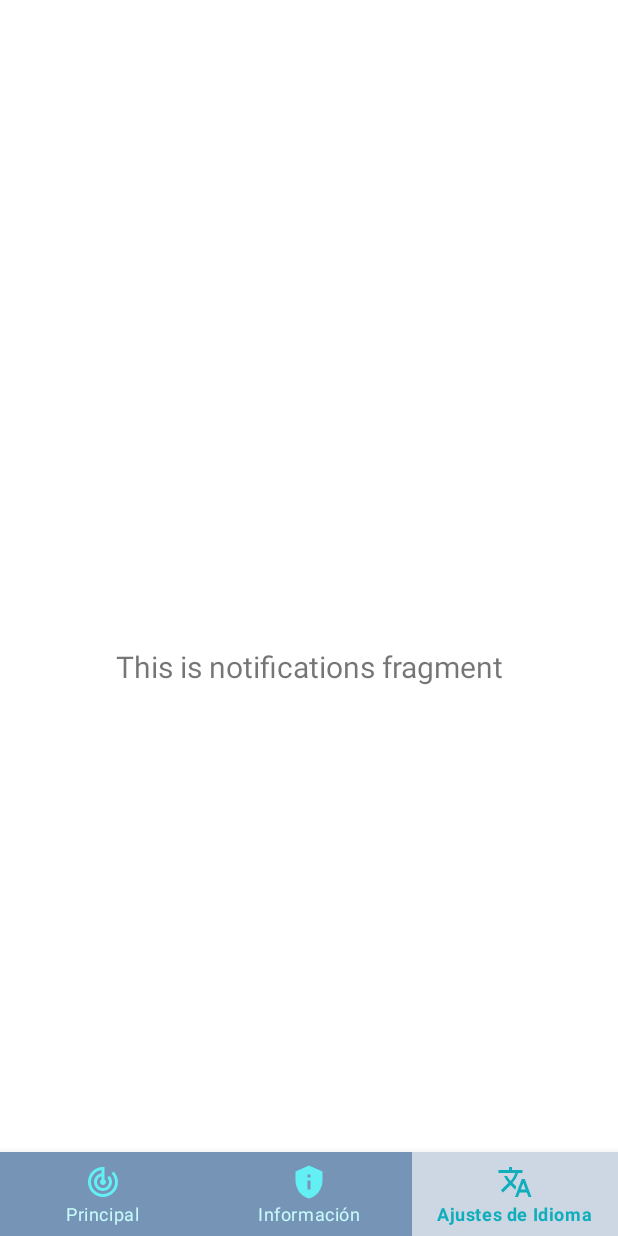
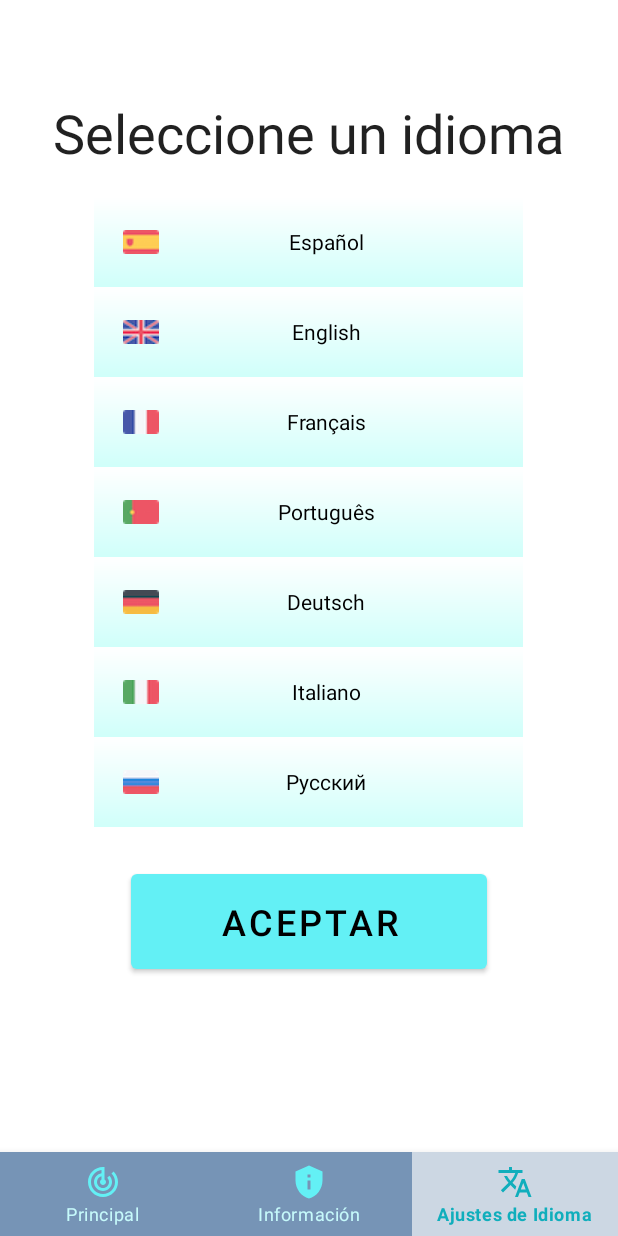
Before and after one commit to Aga-Gava/AgavaCOVID, an Android app: the NotificationsFragment screen opened through its navigation route, on a phone screen of 412 x 824 dp. Run offline under Robolectric (Android 15) with nearby library versions, the phone set to English and light mode, and no system bars; our stand-ins replace navigation-ui.

Commit message:
Pantalla idiomas hecha.

```diff
--- a/app/src/main/java/com/example/agavacovid/ui/notifications/NotificationsFragment.java
+++ b/app/src/main/java/com/example/agavacovid/ui/notifications/NotificationsFragment.java
@@ -23,11 +23,11 @@ public class NotificationsFragment extends Fragment {
         notificationsViewModel =
                 new ViewModelProvider(this).get(NotificationsViewModel.class);
         View root = inflater.inflate(R.layout.fragment_notifications, container, false);
-        final TextView textView = root.findViewById(R.id.text_notifications);
+
         notificationsViewModel.getText().observe(getViewLifecycleOwner(), new Observer<String>() {
             @Override
             public void onChanged(@Nullable String s) {
-                textView.setText(s);
+
             }
         });
         return root;
--- /dev/null
+++ b/app/src/main/res/drawable/language_selector.xml
@@ -0,0 +1,7 @@
+<?xml version="1.0" encoding="utf-8"?>
+<selector xmlns:android="http://schemas.android.com/apk/res/android">
+
+    <item android:drawable="@drawable/buttonlight" android:state_checked="false" />
+    <item android:drawable="@drawable/buttondark" android:state_checked="true" />
+
+</selector>
--- a/app/src/main/res/layout/fragment_home.xml
+++ b/app/src/main/res/layout/fragment_home.xml
@@ -17,7 +17,8 @@
         app:layout_constraintHorizontal_bias="0.542"
         app:layout_constraintStart_toStartOf="parent"
         app:layout_constraintTop_toTopOf="parent"
-        app:layout_constraintVertical_bias="0.412" />
+        app:layout_constraintVertical_bias="0.412"
+        />
 
     <ImageButton
         android:id="@+id/button3"
@@ -29,7 +30,8 @@
         app:layout_constraintHorizontal_bias="0.542"
         app:layout_constraintStart_toStartOf="parent"
         app:layout_constraintTop_toTopOf="parent"
-        app:layout_constraintVertical_bias="0.855" />
+        app:layout_constraintVertical_bias="0.855"
+        />
 
     <TextView
         android:id="@+id/textView"
--- a/app/src/main/res/layout/fragment_notifications.xml
+++ b/app/src/main/res/layout/fragment_notifications.xml
@@ -1,22 +1,139 @@
 <?xml version="1.0" encoding="utf-8"?>
-<androidx.constraintlayout.widget.ConstraintLayout xmlns:android="http://schemas.android.com/apk/res/android"
+<LinearLayout xmlns:android="http://schemas.android.com/apk/res/android"
     xmlns:app="http://schemas.android.com/apk/res-auto"
     xmlns:tools="http://schemas.android.com/tools"
     android:layout_width="match_parent"
-    android:layout_height="match_parent"
-    tools:context=".ui.notifications.NotificationsFragment">
+    android:layout_height="wrap_content"
+    android:orientation="vertical"
+    tools:context=".ui.dashboard.DashboardFragment">
+
 
     <TextView
         android:id="@+id/text_notifications"
-        android:layout_width="match_parent"
-        android:layout_height="wrap_content"
+        android:layout_width="394dp"
+        android:layout_height="67dp"
+        android:layout_gravity="center"
         android:layout_marginStart="8dp"
         android:layout_marginTop="8dp"
         android:layout_marginEnd="8dp"
+        android:text="Seleccione un idioma"
         android:textAlignment="center"
-        android:textSize="20sp"
+        android:textAppearance="@style/TextAppearance.AppCompat.Large"
+        android:textSize="36sp"
         app:layout_constraintBottom_toBottomOf="parent"
         app:layout_constraintEnd_toEndOf="parent"
         app:layout_constraintStart_toStartOf="parent"
         app:layout_constraintTop_toTopOf="parent" />
-</androidx.constraintlayout.widget.ConstraintLayout>
+
+    <ScrollView
+        android:layout_width="match_parent"
+        android:layout_height="445dp"
+        android:scrollbarFadeDuration="555">
+
+
+        <RadioGroup
+            android:layout_width="match_parent"
+            android:layout_height="wrap_content">
+
+            <RadioButton
+                android:id="@+id/radioButton"
+                android:layout_width="286dp"
+                android:layout_height="60dp"
+                android:layout_gravity="center"
+                android:background="@drawable/language_selector"
+                android:button="@android:color/transparent"
+                android:drawableLeft="@drawable/es"
+                android:padding="20dp"
+                android:text="@string/spanish"
+                android:textAlignment="center" />
+
+            <RadioButton
+                android:id="@+id/radioButton2"
+                android:layout_width="286dp"
+                android:layout_height="60dp"
+                android:layout_gravity="center"
+                android:background="@drawable/language_selector"
+                android:button="@android:color/transparent"
+                android:drawableLeft="@drawable/uk"
+                android:padding="20dp"
+                android:text="@string/english"
+                android:textAlignment="center" />
+
+            <RadioButton
+                android:id="@+id/radioButton3"
+                android:layout_width="286dp"
+                android:layout_height="60dp"
+                android:layout_gravity="center"
+                android:background="@drawable/language_selector"
+                android:button="@android:color/transparent"
+                android:drawableLeft="@drawable/fr"
+                android:padding="20dp"
+                android:text="@string/french"
+                android:textAlignment="center" />
+
+            <RadioButton
+                android:id="@+id/radioButton4"
+                android:layout_width="286dp"
+                android:layout_height="60dp"
+                android:layout_gravity="center"
+                android:background="@drawable/language_selector"
+                android:button="@android:color/transparent"
+                android:drawableLeft="@drawable/pt"
+                android:padding="20dp"
+                android:text="@string/portuguese"
+                android:textAlignment="center" />
+
+            <RadioButton
+                android:id="@+id/radioButton5"
+                android:layout_width="286dp"
+                android:layout_height="60dp"
+                android:layout_gravity="center"
+                android:background="@drawable/language_selector"
+                android:button="@android:color/transparent"
+                android:drawableLeft="@drawable/de"
+                android:padding="20dp"
+                android:text="@string/german"
+                android:textAlignment="center" />
+
+            <RadioButton
+                android:id="@+id/radioButton6"
+                android:layout_width="286dp"
+                android:layout_height="60dp"
+                android:layout_gravity="center"
+                android:background="@drawable/language_selector"
+                android:button="@android:color/transparent"
+                android:drawableLeft="@drawable/it"
+                android:padding="20dp"
+                android:text="@string/italian"
+                android:textAlignment="center" />
+
+            <RadioButton
+                android:id="@+id/radioButton7"
+                android:layout_width="286dp"
+                android:layout_height="60dp"
+                android:layout_gravity="center"
+                android:background="@drawable/language_selector"
+                android:button="@android:color/transparent"
+                android:drawableLeft="@drawable/ru"
+                android:padding="20dp"
+                android:text="@string/russian"
+                android:textAlignment="center"
+
+
+                />
+
+
+        </RadioGroup>
+    </ScrollView>
+
+    <Button
+        android:id="@+id/button"
+        android:layout_width="237dp"
+        android:layout_height="75dp"
+        android:layout_gravity="center"
+        android:text="Aceptar"
+        android:textColor="@color/black"
+        android:elevation="20dp"
+        android:textSize="24sp" />
+
+</LinearLayout>
--- a/app/src/main/res/values/strings.xml
+++ b/app/src/main/res/values/strings.xml
@@ -15,4 +15,14 @@
     <string name="politica">baljlrhkrhkdvgakgikg</string>
     <!-- TODO: Remove or change this placeholder text -->
     <string name="hello_blank_fragment">Hello blank fragment</string>
+    <string name="spanish">Español</string>
+    <string name="english">English</string>
+    <string name="french">Français</string>
+    <string name="portuguese">Português</string>
+    <string name="italian">Italiano</string>
+    <string name="german">Deutsch</string>
+    <string name="russian">Русский</string>
+
+
+
 </resources>
```
Also changed, not shown: app/src/main/res/drawable/buttondark.png (added), app/src/main/res/drawable/buttonlight.png (added), app/src/main/res/drawable/de.png (added), app/src/main/res/drawable/es.png (added), app/src/main/res/drawable/fr.png (added), app/src/main/res/drawable/it.png (added), app/src/main/res/drawable/pt.png (added), app/src/main/res/drawable/radiobutton.png (added), app/src/main/res/drawable/ru.png (added), app/src/main/res/drawable/uk.png (added).
